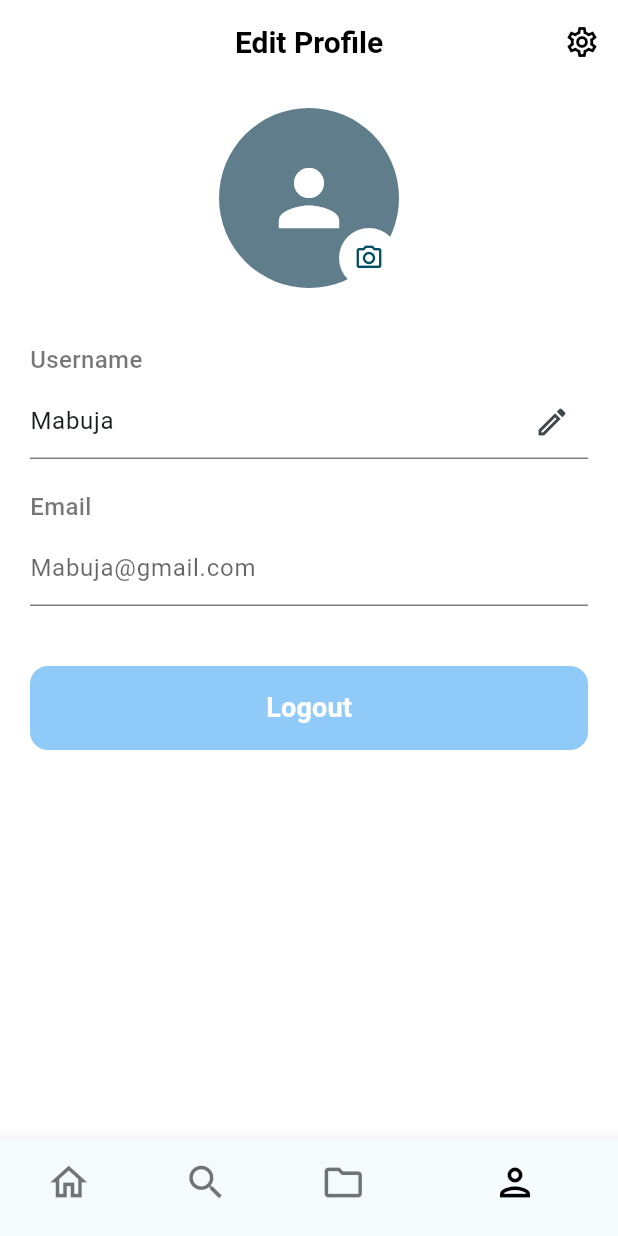
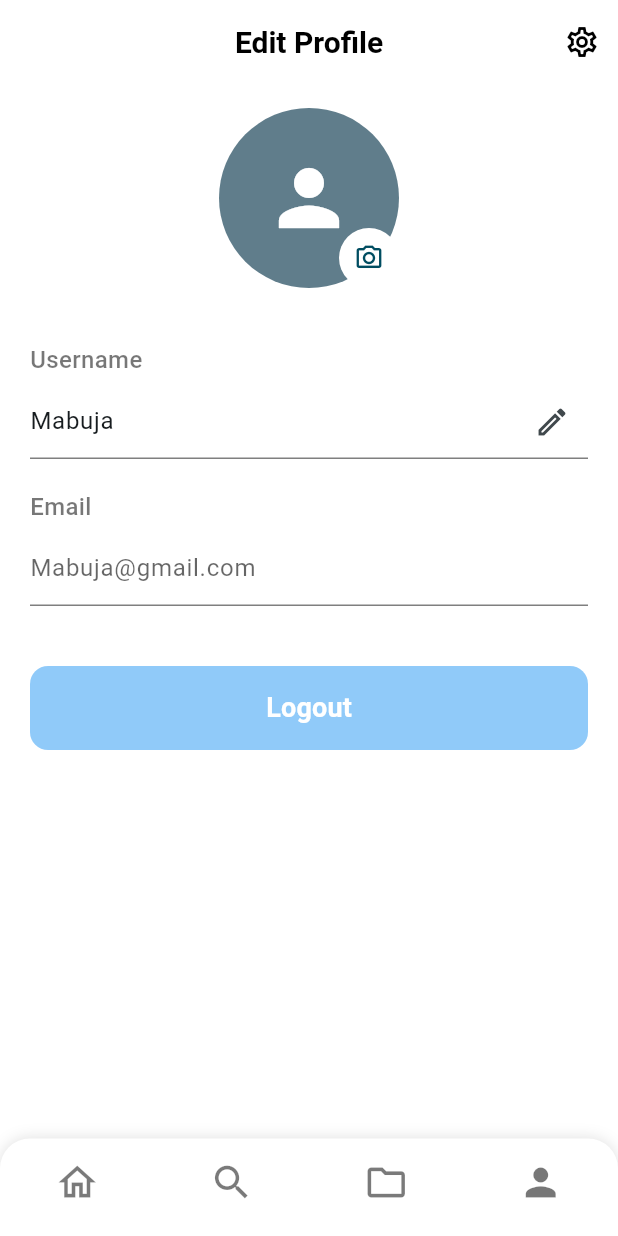
Before and after one commit to Tracy-Munezero/Bookmanagement, a Flutter app: the BookManager screen opened directly, item 4 of the bottom bar chosen, on a phone screen of 412 x 824 dp. Run offline on Flutter 3.47's test engine with Material 3 defaults, Android fonts, the phone set to English and light mode, and no system bars; our stand-ins replace get_storage, image_picker; missing offline and left inert: dart:ffi; accounts and stored records are empty.

Commit message:
Add modified nav bar

```diff
--- a/lib/colors.dart
+++ b/lib/colors.dart
@@ -12,6 +12,7 @@ class Appcolors{
  static const Color beige = Color(0xffEAE5CF);
  static const Color mintGreen = Color(0xffC3E8C5);
  static const Color dustyBlue = Color(0xff97B7C5);
+ static const Color darkBlack = Color(0x85000000);
 
  static const List<Color> bookColors =[
   softRed,
--- a/lib/home.dart
+++ b/lib/home.dart
@@ -1,4 +1,5 @@
 import 'package:bookapp/add_Screen.dart';
+import 'package:bookapp/colors.dart';
 import 'package:bookapp/edit_Profile_Screen.dart';
 import 'package:bookapp/library_screen.dart';
 import 'package:flutter/material.dart';
@@ -46,37 +47,57 @@ class _BookManagerState extends State<BookManager> {
         : null,
       floatingActionButtonLocation: FloatingActionButtonLocation.centerFloat,
 
-      bottomNavigationBar: BottomNavigationBar(
-        backgroundColor: Colors.white,
+      bottomNavigationBar: Container(
+        decoration: BoxDecoration(
+          color: Colors.white,
+          borderRadius: const BorderRadius.only(
+            topLeft: Radius.circular(20),
+            topRight: Radius.circular(20),
+          ),
+          boxShadow: [
+            BoxShadow(color: Colors.black12, blurRadius: 8),
+          ],
+        ),
+        child: BottomNavigationBar(
+          backgroundColor: Colors.transparent,
+          elevation: 0,
+          type: BottomNavigationBarType.fixed,
           showSelectedLabels: false,
           showUnselectedLabels: false,
-
-        items: const [
+          selectedItemColor: Appcolors.black,
+          unselectedItemColor: Appcolors.darkBlack,
+          currentIndex: _selectedIndex,
+          onTap: _onItemTapped,
+          items: [
             BottomNavigationBarItem(
-            icon: Icon(Icons.home_outlined,  size: 30,),
+              icon: _selectedIndex == 0
+                  ? const Icon(Icons.home, size: 30)
+                  : const Icon(Icons.home_outlined, size: 30),
               label: '',
             ),
             BottomNavigationBarItem(
-            icon: Icon(Icons.search_outlined,  size: 30,),
+              icon: _selectedIndex == 1
+                  ? const Icon(Icons.search, size: 30)
+                  : const Icon(Icons.search_outlined, size: 30),
               label: '',
             ),
             BottomNavigationBarItem(
-            icon: Icon(Icons.folder_outlined,  size: 30,),
+              icon: _selectedIndex == 2
+                  ? const Icon(Icons.folder, size: 30)
+                  : const Icon(Icons.folder_outlined, size: 30),
               label: '',
             ),
             BottomNavigationBarItem(
-            icon: Icon(Icons.person_outlined,  size: 30,),
+              icon: _selectedIndex == 3
+                  ? const Icon(Icons.person, size: 30)
+                  : const Icon(Icons.person_outline, size: 30),
               label: '',
             ),
           ],
-        currentIndex: _selectedIndex,
-        selectedItemColor: Colors.black,
-        unselectedItemColor: Colors.black54,
-
-        onTap: _onItemTapped,
         ),
+      ),
+    );
 
 
-    );
   }
 }
--- a/lib/library_screen.dart
+++ b/lib/library_screen.dart
@@ -95,7 +95,6 @@ class _LibraryScreenState extends State<LibraryScreen> {
 
                         final String title = book['title'] ?? '';
                         final String author = book['author'] ?? '';
-                        final String type = book['type'] ?? '';
                         final String imagePath = book['imagePath'] ?? '';
                         final int colorValue = book['color'] ?? 0xFFFFFFFF;
 
--- a/lib/local_storage.dart
+++ b/lib/local_storage.dart
@@ -39,6 +39,26 @@ class StorageManager{
 
       _storage.write('books', books);
     }
+
+    // Save a single current logged-in user
+  static bool saveCurrentUser(Map<String, dynamic> user) {
+    _storage.write('currentUser', user);
+    return true;
+  }
+
+  // Get the currently logged-in user
+  static Map<String, dynamic>? getCurrentUser() {
+    final user = _storage.read('currentUser');
+    if (user != null) {
+      return Map<String, dynamic>.from(user);
+    }
+    return null;
+  }
+
+  // Logout / remove current user
+  static void logoutCurrentUser() {
+    _storage.remove('currentUser');
+  }
   }
 
 //   static bool saveData(String key, Map value) {
```
Lines whose indentation alone changed are shown as unchanged.
